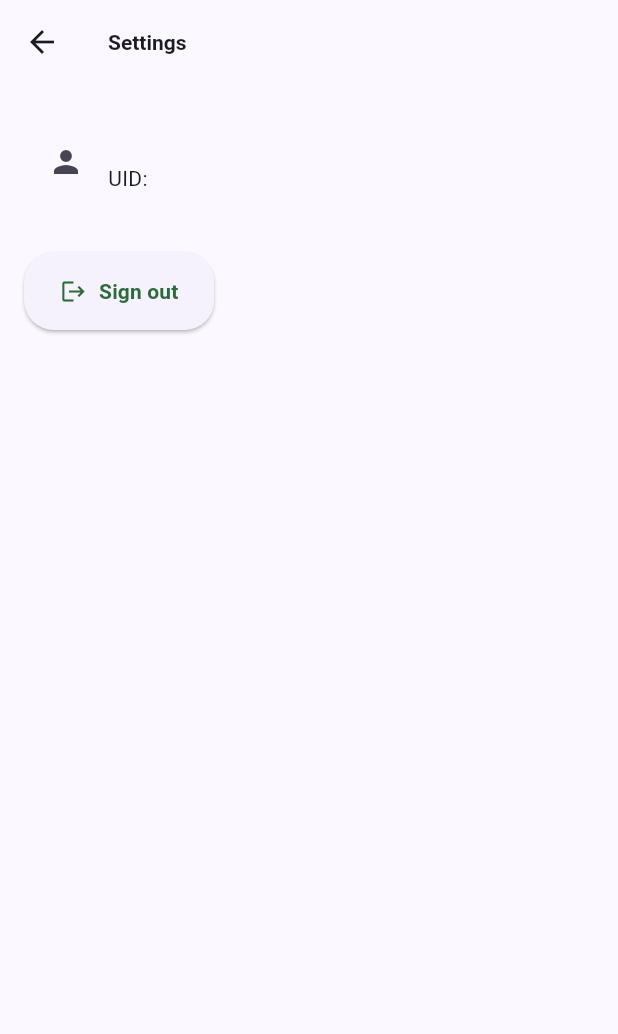
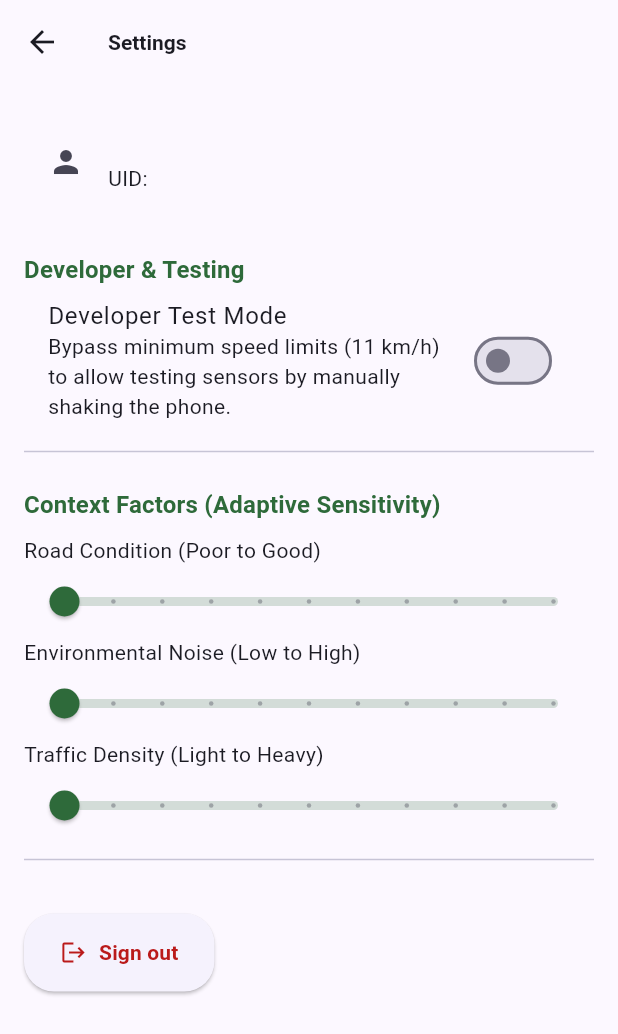
Before and after one commit to ashdejesus/saferide, a Flutter app: the screen it shows once a user with an empty profile is signed in, after a tap on the "settings" icon, on a phone screen of 412 x 824 dp. Shown: the top 1034 px of the screen. Run offline on Flutter 3.47's test engine with Material 3 defaults, Android fonts, the phone set to English and light mode, and no system bars; our stand-ins replace cloud_firestore, firebase_auth, firebase_core, firebase_messaging, flutter_map, geolocator and 5 more; accounts and stored records are empty.

Commit message:
feat: implement trip tracking screens, state management, and Firestore integration

```diff
--- a/lib/screens/settings_screen.dart
+++ b/lib/screens/settings_screen.dart
@@ -3,6 +3,7 @@ import 'package:provider/provider.dart';
 
 import '../services/auth_service.dart';
 import '../services/sync_service.dart';
+import '../state/trip_controller.dart';
 
 class SettingsScreen extends StatefulWidget {
   const SettingsScreen({super.key});
@@ -55,6 +56,7 @@ class _SettingsScreenState extends State<SettingsScreen> {
   Widget build(BuildContext context) {
     final auth = Provider.of<AuthService?>(context);
     final sync = Provider.of<SyncService>(context, listen: false);
+    final tripController = context.watch<TripController>();
     final user = auth?.currentUser;
 
     return Scaffold(
@@ -72,12 +74,87 @@ class _SettingsScreenState extends State<SettingsScreen> {
                   : Text('UID: ${user.uid}'),
             ),
             const SizedBox(height: 24),
+            Text(
+              'Developer & Testing',
+              style: Theme.of(context).textTheme.titleMedium?.copyWith(
+                    fontWeight: FontWeight.bold,
+                    color: Theme.of(context).colorScheme.primary,
+                  ),
+            ),
+            SwitchListTile(
+              title: const Text('Developer Test Mode'),
+              subtitle: const Text('Bypass minimum speed limits (11 km/h) to allow testing sensors by manually shaking the phone.'),
+              value: tripController.testMode,
+              onChanged: (val) {
+                tripController.setTestMode(val);
+              },
+            ),
+            const Divider(),
+            const SizedBox(height: 12),
+            Text(
+              'Context Factors (Adaptive Sensitivity)',
+              style: Theme.of(context).textTheme.titleMedium?.copyWith(
+                    fontWeight: FontWeight.bold,
+                    color: Theme.of(context).colorScheme.primary,
+                  ),
+            ),
+            const SizedBox(height: 8),
+            const Text('Road Condition (Poor to Good)'),
+            Slider(
+              value: tripController.contextRoad,
+              min: 0.0,
+              max: 1.0,
+              divisions: 10,
+              label: tripController.contextRoad.toStringAsFixed(1),
+              onChanged: (val) {
+                tripController.updateContextFactors(
+                  roadCondition: val,
+                  envNoise: tripController.contextEnvNoise,
+                  trafficDensity: tripController.contextTraffic,
+                );
+              },
+            ),
+            const Text('Environmental Noise (Low to High)'),
+            Slider(
+              value: tripController.contextEnvNoise,
+              min: 0.0,
+              max: 1.0,
+              divisions: 10,
+              label: tripController.contextEnvNoise.toStringAsFixed(1),
+              onChanged: (val) {
+                tripController.updateContextFactors(
+                  roadCondition: tripController.contextRoad,
+                  envNoise: val,
+                  trafficDensity: tripController.contextTraffic,
+                );
+              },
+            ),
+            const Text('Traffic Density (Light to Heavy)'),
+            Slider(
+              value: tripController.contextTraffic,
+              min: 0.0,
+              max: 1.0,
+              divisions: 10,
+              label: tripController.contextTraffic.toStringAsFixed(1),
+              onChanged: (val) {
+                tripController.updateContextFactors(
+                  roadCondition: tripController.contextRoad,
+                  envNoise: tripController.contextEnvNoise,
+                  trafficDensity: val,
+                );
+              },
+            ),
+            const Divider(),
+            const SizedBox(height: 24),
             ElevatedButton.icon(
               onPressed: user == null
                   ? null
                   : () => _handleSignOut(context, auth!, sync),
               icon: const Icon(Icons.logout),
               label: const Text('Sign out'),
+              style: ElevatedButton.styleFrom(
+                foregroundColor: Theme.of(context).colorScheme.error,
+              ),
             ),
           ],
         ),
--- a/lib/screens/trip_detail_screen.dart
+++ b/lib/screens/trip_detail_screen.dart
@@ -175,8 +175,10 @@ class TripDetailScreen extends StatelessWidget {
                       ),
                       children: [
                         TileLayer(
-                          urlTemplate:
-                              'https://tile.openstreetmap.org/{z}/{x}/{y}.png',
+                          urlTemplate: Theme.of(context).brightness == Brightness.dark
+                              ? 'https://{s}.basemaps.cartocdn.com/dark_all/{z}/{x}/{y}.png'
+                              : 'https://{s}.basemaps.cartocdn.com/light_all/{z}/{x}/{y}.png',
+                          subdomains: const ['a', 'b', 'c', 'd'],
                           userAgentPackageName: 'com.saferide.app',
                         ),
                         PolylineLayer(
--- a/lib/screens/trips_screen.dart
+++ b/lib/screens/trips_screen.dart
@@ -63,8 +63,13 @@ class _TripsScreenState extends State<TripsScreen>
         final isLoading = snapshot.connectionState == ConnectionState.waiting;
 
         final items = <Widget>[
-          const SectionHeader(title: 'Trip Summary'),
-          const SyncButton(),
+          Row(
+            mainAxisAlignment: MainAxisAlignment.spaceBetween,
+            children: const [
+              SectionHeader(title: 'Trip Summary'),
+              SyncButton(),
+            ],
+          ),
           _TripsOverview(trips: trips, isLoading: isLoading),
           if (!isLoading && trips.isEmpty)
             EmptyState(
@@ -114,7 +119,9 @@ class _TripCard extends StatelessWidget {
     final badge = _RiskBadge.fromScore(context, trip.riskScore);
 
     final colorScheme = Theme.of(context).colorScheme;
-    return OpenContainer<void>(
+    return Padding(
+      padding: const EdgeInsets.only(bottom: 12),
+      child: OpenContainer<void>(
         transitionType: ContainerTransitionType.fadeThrough,
         transitionDuration: const Duration(milliseconds: 420),
         openBuilder: (context, _) => TripDetailScreen(trip: trip),
@@ -123,14 +130,17 @@ class _TripCard extends StatelessWidget {
         closedColor: Colors.transparent,
         openColor: colorScheme.surface,
         closedShape: RoundedRectangleBorder(
-        borderRadius: BorderRadius.circular(28),
+          borderRadius: BorderRadius.circular(16),
         ),
         closedBuilder: (context, openContainer) {
           return Card(
-          margin: const EdgeInsets.only(bottom: 12),
+            margin: EdgeInsets.zero,
+            shape: RoundedRectangleBorder(
+              borderRadius: BorderRadius.circular(16),
+            ),
             child: InkWell(
               onTap: openContainer,
-            borderRadius: BorderRadius.circular(28),
+              borderRadius: BorderRadius.circular(16),
             child: Padding(
               padding: const EdgeInsets.all(16),
               child: Column(
@@ -208,6 +218,7 @@ class _TripCard extends StatelessWidget {
           ),
         );
       },
+    ),
     );
   }
 }
@@ -250,22 +261,28 @@ class _TripsOverview extends StatelessWidget {
             const SizedBox(height: 12),
             Row(
               children: [
-                _OverviewChip(
+                Expanded(
+                  child: _OverviewChip(
                     label: 'Trips',
                     value: totalTrips.toString(),
                     color: colorScheme.primaryContainer,
                   ),
+                ),
                 const SizedBox(width: 8),
-                _OverviewChip(
+                Expanded(
+                  child: _OverviewChip(
                     label: 'Avg Risk',
                     value: averageRisk.toStringAsFixed(0),
                     color: colorScheme.secondaryContainer,
                   ),
+                ),
                 const SizedBox(width: 8),
-                _OverviewChip(
+                Expanded(
+                  child: _OverviewChip(
                     label: 'High Risk',
                     value: highRiskCount.toString(),
                     color: colorScheme.tertiaryContainer,
+                  ),
                 ),
               ],
             ),
--- a/lib/services/firestore_service.dart
+++ b/lib/services/firestore_service.dart
@@ -104,10 +104,9 @@ class FirestoreService {
     try {
       final snapshot = await _db.collectionGroup('items')
           // Since both trips and incidents are in 'items' subcollections,
-          // we filter by 'startedAt' to only get trips.
-          .orderBy('startedAt', descending: true)
-          // Limit to a reasonable number to prevent massive reads
-          .limit(100)
+          // we filter them out locally in the loop.
+          // Removed orderBy('startedAt') to avoid missing composite index errors.
+          .limit(300)
           .get();
 
       final trips = <Trip>[];
```
Also changed, not shown: lib/screens/map_screen.dart (+12 -1 lines), lib/state/trip_controller.dart (+18 -6 lines), 1 other file. Lines whose indentation alone changed are shown as unchanged.
